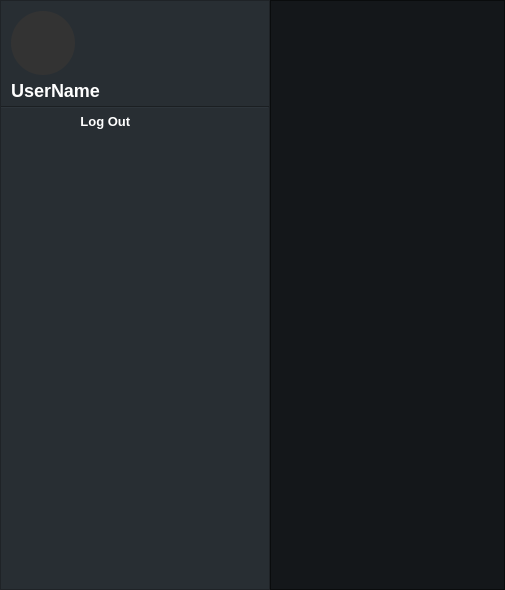
Above: src/gui/chat/widget/sideBarWidget.ui from GwinBest/onlineChat before the change. Below: the same form after it.
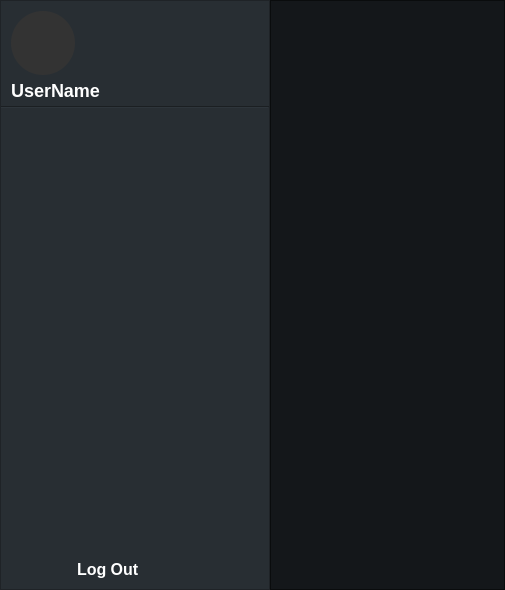
That is the form after the change. Icons and pictures are not drawn.

```diff
--- a/src/gui/chat/widget/sideBarWidget.ui
+++ b/src/gui/chat/widget/sideBarWidget.ui
@@ -213,11 +213,24 @@
         </property>
        </widget>
       </item>
+      <item>
+       <spacer name="verticalSpacer_2">
+        <property name="orientation">
+         <enum>Qt::Orientation::Vertical</enum>
+        </property>
+        <property name="sizeHint" stdset="0">
+         <size>
+          <width>20</width>
+          <height>40</height>
+         </size>
+        </property>
+       </spacer>
+      </item>
       <item>
        <widget class="QPushButton" name="logOutButton">
         <property name="font">
          <font>
-          <pointsize>10</pointsize>
+          <pointsize>12</pointsize>
           <bold>true</bold>
          </font>
         </property>
@@ -226,6 +239,9 @@
     text-align: left;
     background-color: rgb(40, 46, 51);
     border: none;
+    padding-left: 5px;
+  	padding-top: 5px;
+	padding-bottom: 5px;
     color: white;
 }
 
@@ -239,7 +255,7 @@
 </string>
         </property>
         <property name="text">
-         <string>                      Log Out</string>
+         <string>                Log Out</string>
         </property>
         <property name="icon">
          <iconset resource="../../../../resources/qrc/images.qrc">
@@ -247,8 +263,8 @@
         </property>
         <property name="iconSize">
          <size>
-          <width>30</width>
-          <height>30</height>
+          <width>25</width>
+          <height>25</height>
          </size>
         </property>
         <property name="autoDefault">
@@ -267,10 +283,13 @@
         <property name="orientation">
          <enum>Qt::Orientation::Vertical</enum>
         </property>
+        <property name="sizeType">
+         <enum>QSizePolicy::Policy::Fixed</enum>
+        </property>
         <property name="sizeHint" stdset="0">
          <size>
           <width>20</width>
-          <height>40</height>
+          <height>5</height>
          </size>
         </property>
        </spacer>
```
